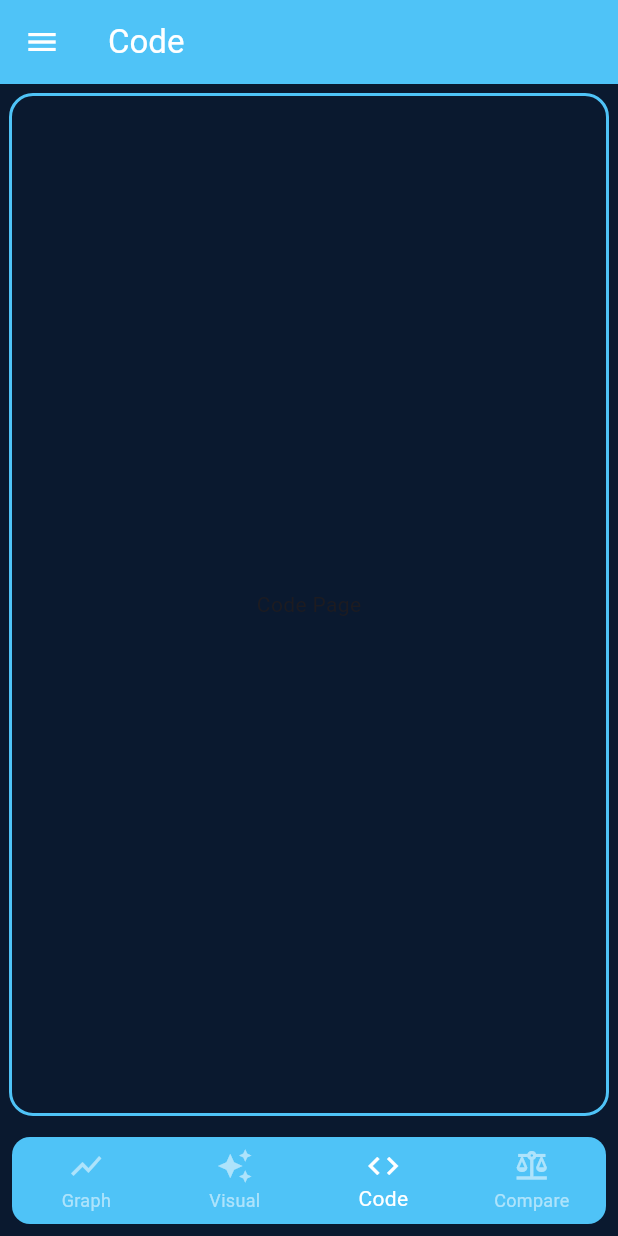
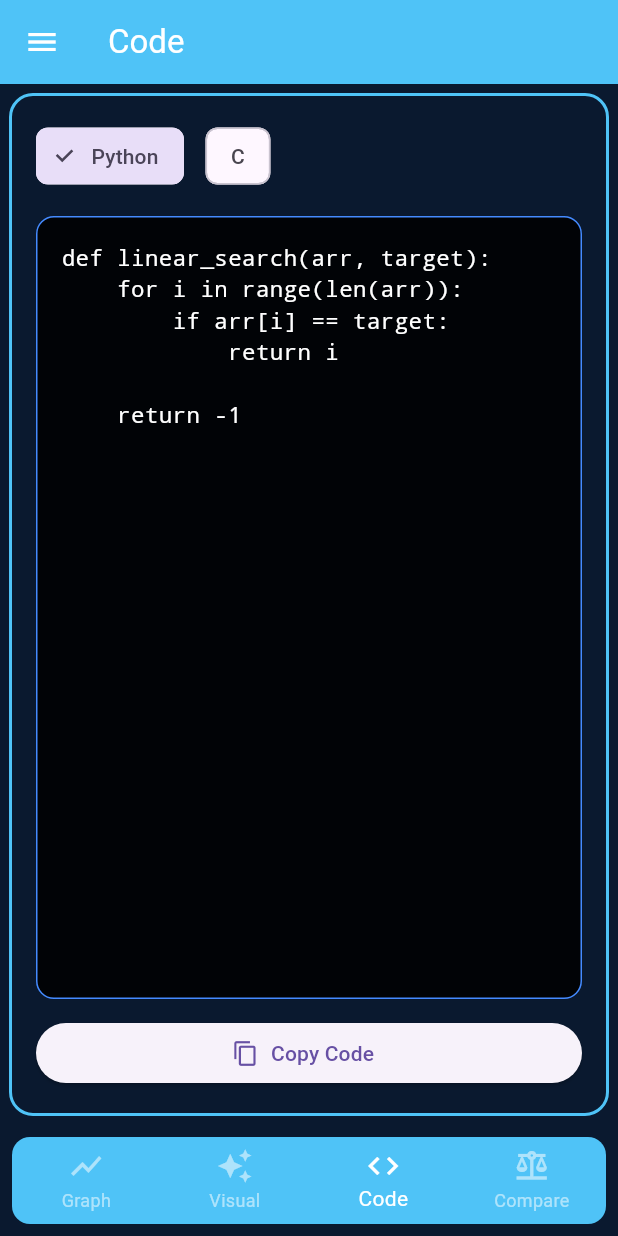
Before and after one commit to VishalV-phoenix/algorithm-playground, a Flutter app: the HomeScreen screen opened directly, item 3 of the bottom bar chosen, on a phone screen of 412 x 824 dp. Run offline on Flutter 3.47's test engine with Material 3 defaults, Android fonts, the phone set to English and light mode, and no system bars; our stand-ins replace fl_chart.

Commit message:
Add code page with language switcher

```diff
--- /dev/null
+++ b/lib/data/algorithm_source_code.dart
@@ -0,0 +1,72 @@
+const linearSearchPython = '''
+def linear_search(arr, target):
+    for i in range(len(arr)):
+        if arr[i] == target:
+            return i
+
+    return -1
+''';
+
+const linearSearchC = '''
+int linearSearch(int arr[], int n, int target)
+{
+    for(int i = 0; i < n; i++)
+    {
+        if(arr[i] == target)
+        {
+            return i;
+        }
+    }
+
+    return -1;
+}
+''';
+
+const binarySearchPython = '''
+def binary_search(arr, target):
+    low = 0
+    high = len(arr) - 1
+
+    while low <= high:
+        mid = (low + high) // 2
+
+        if arr[mid] == target:
+            return mid
+
+        elif arr[mid] < target:
+            low = mid + 1
+
+        else:
+            high = mid - 1
+
+    return -1
+''';
+
+const binarySearchC = '''
+int binarySearch(int arr[], int n, int target)
+{
+    int low = 0;
+    int high = n - 1;
+
+    while(low <= high)
+    {
+        int mid = (low + high) / 2;
+
+        if(arr[mid] == target)
+        {
+            return mid;
+        }
+
+        if(arr[mid] < target)
+        {
+            low = mid + 1;
+        }
+        else
+        {
+            high = mid - 1;
+        }
+    }
+
+    return -1;
+}
+''';
--- a/lib/data/algorithm_visual_config.dart
+++ /dev/null
@@ -1,37 +0,0 @@
-import '../algorithms/binary_search_steps.dart';
-import '../algorithms/linear_search_steps.dart';
-import 'algorithm_code.dart';
-
-class AlgorithmVisualConfig {
-  final List<dynamic> steps;
-  final List<String> codeLines;
-
-  AlgorithmVisualConfig({
-    required this.steps,
-    required this.codeLines,
-  });
-}
-
-AlgorithmVisualConfig getVisualConfig(
-  String algorithm,
-) {
-  switch (algorithm) {
-    case "Binary Search":
-      return AlgorithmVisualConfig(
-        steps: generateBinarySearchSteps(
-          [1, 3, 5, 7, 9, 11, 13, 15],
-          11,
-        ),
-        codeLines: binarySearchCode,
-      );
-
-    default:
-      return AlgorithmVisualConfig(
-        steps: generateLinearSearchSteps(
-          [5, 8, 2, 9, 1, 7],
-          9,
-        ),
-        codeLines: linearSearchCode,
-      );
-  }
-}
--- a/lib/data/app_state.dart
+++ /dev/null
@@ -1,3 +0,0 @@
-import 'selected_algorithm.dart';
-
-final selectedAlgorithm = SelectedAlgorithm();
--- a/lib/data/selected_algorithm.dart
+++ /dev/null
@@ -1,12 +0,0 @@
-import 'package:flutter/foundation.dart';
-
-class SelectedAlgorithm extends ChangeNotifier {
-  String _algorithm = "Linear Search";
-
-  String get algorithm => _algorithm;
-
-  void setAlgorithm(String value) {
-    _algorithm = value;
-    notifyListeners();
-  }
-}
--- a/lib/pages/code_page.dart
+++ b/lib/pages/code_page.dart
@@ -1,12 +1,139 @@
 import 'package:flutter/material.dart';
+import 'package:flutter/services.dart';
 
-class CodePage extends StatelessWidget {
-  const CodePage({super.key});
+import '../data/algorithm.dart';
+import '../data/algorithm_source_code.dart';
+
+class CodePage extends StatefulWidget {
+  final Algorithm algorithm;
+
+  const CodePage({
+    super.key,
+    required this.algorithm,
+  });
+
+  @override
+  State<CodePage> createState() => _CodePageState();
+}
+
+class _CodePageState extends State<CodePage> {
+  String selectedLanguage = "Python";
+
+  String getCurrentCode() {
+    switch (widget.algorithm.name) {
+      case "Linear Search":
+        return selectedLanguage == "Python"
+            ? linearSearchPython
+            : linearSearchC;
+
+      case "Binary Search":
+        return selectedLanguage == "Python"
+            ? binarySearchPython
+            : binarySearchC;
+
+      default:
+        return "Code not available";
+    }
+  }
 
   @override
   Widget build(BuildContext context) {
-    return const Center(
-      child: Text("Code Page"),
+    final code = getCurrentCode();
+
+    return Padding(
+      padding: const EdgeInsets.all(16),
+      child: Column(
+        children: [
+          //----------------------------------
+          // LANGUAGE SELECTOR
+          //----------------------------------
+
+          Row(
+            children: [
+              ChoiceChip(
+                label: const Text("Python"),
+                selected: selectedLanguage == "Python",
+                onSelected: (_) {
+                  setState(() {
+                    selectedLanguage = "Python";
+                  });
+                },
+              ),
+
+              const SizedBox(width: 12),
+
+              ChoiceChip(
+                label: const Text("C"),
+                selected: selectedLanguage == "C",
+                onSelected: (_) {
+                  setState(() {
+                    selectedLanguage = "C";
+                  });
+                },
+              ),
+            ],
+          ),
+
+          const SizedBox(height: 16),
+
+          //----------------------------------
+          // CODE BLOCK
+          //----------------------------------
+
+          Expanded(
+            child: Container(
+              width: double.infinity,
+              padding: const EdgeInsets.all(16),
+              decoration: BoxDecoration(
+                color: Colors.black87,
+                borderRadius: BorderRadius.circular(12),
+                border: Border.all(
+                  color: Colors.blueAccent,
+                ),
+              ),
+              child: SingleChildScrollView(
+                child: SelectableText(
+                  code,
+                  style: const TextStyle(
+                    color: Colors.white,
+                    fontFamily: 'monospace',
+                    fontSize: 15,
+                  ),
+                ),
+              ),
+            ),
+          ),
+
+          const SizedBox(height: 12),
+
+          //----------------------------------
+          // COPY BUTTON
+          //----------------------------------
+
+          SizedBox(
+            width: double.infinity,
+            child: ElevatedButton.icon(
+              icon: const Icon(Icons.copy),
+              label: const Text("Copy Code"),
+              onPressed: () async {
+                await Clipboard.setData(
+                  ClipboardData(text: code),
+                );
+
+                if (!context.mounted) return;
+
+                ScaffoldMessenger.of(context).showSnackBar(
+                  const SnackBar(
+                    content: Text(
+                      "Code copied to clipboard",
+                    ),
+                  ),
+                );
+              },
+            ),
+          ),
+        ],
+      ),
     );
   }
 }
--- a/lib/screens/home_screen.dart
+++ b/lib/screens/home_screen.dart
@@ -136,7 +136,7 @@ class _HomeScreenState extends State<HomeScreen> {
               algorithm: selectedAlgorithm,
             ),
 
-            const CodePage(),
+            CodePage(algorithm: selectedAlgorithm),
 
             const ComparePage(),
           ],
```
